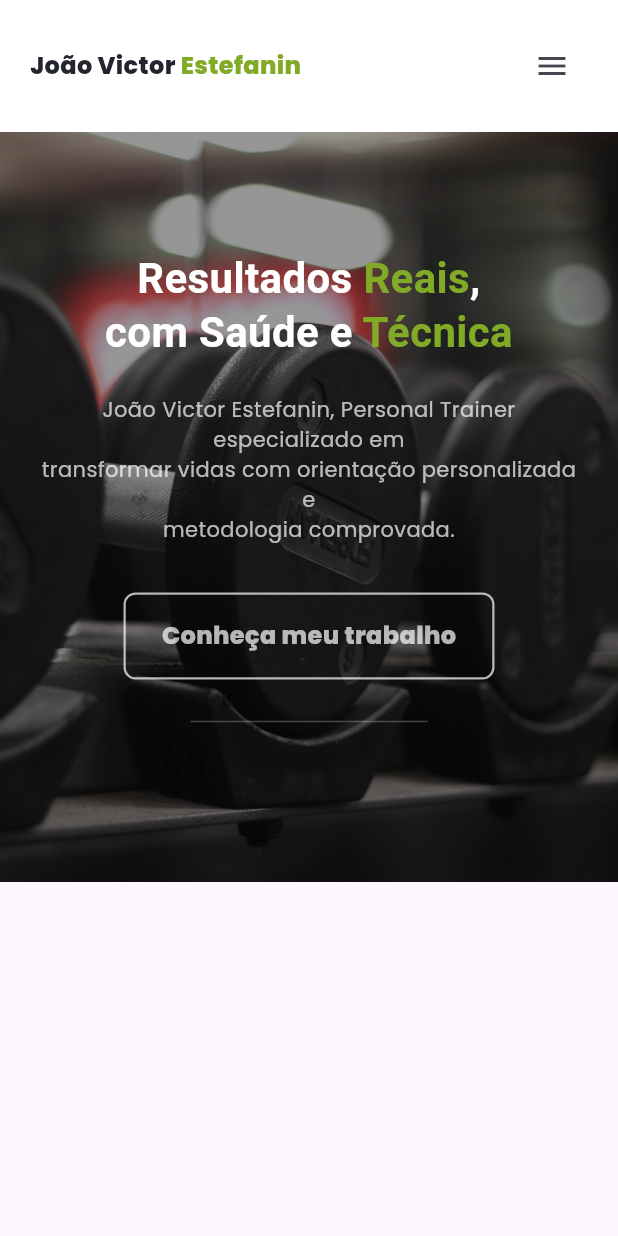
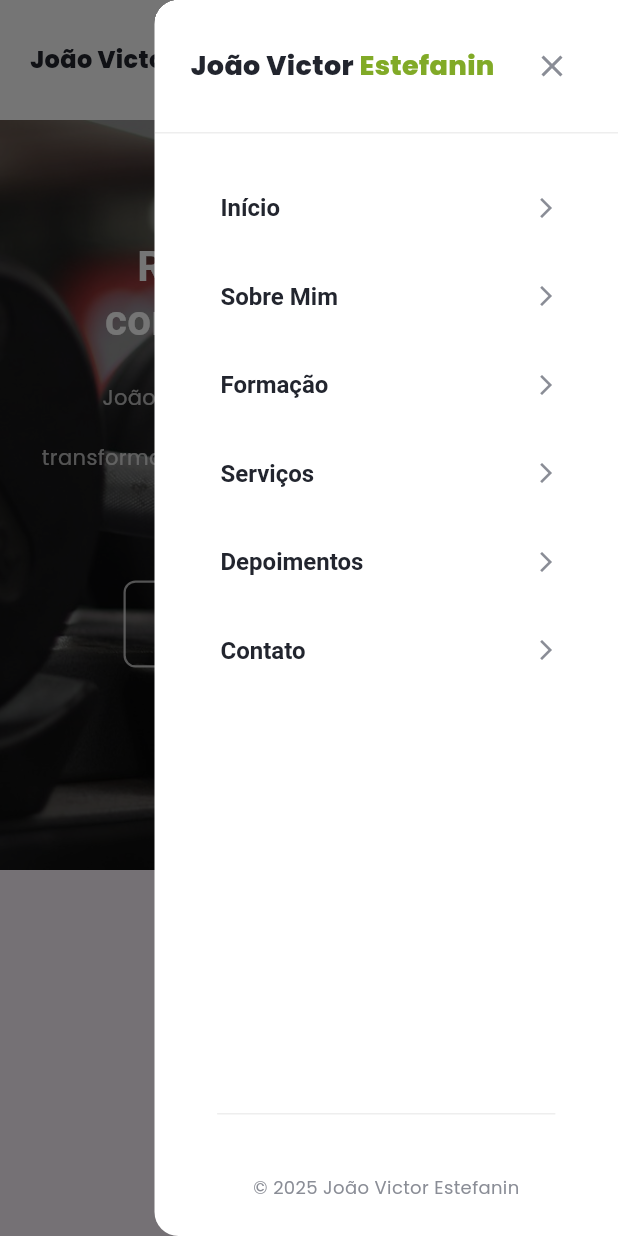
Before and after one commit to joaolima7/joao_estefanin_personal, a Flutter app: the screen it shows after launch, with the side drawer open (before the commit the screen has no drawer), on a phone screen of 412 x 824 dp. Run offline on Flutter 3.47's test engine with Material 3 defaults, Android fonts, the phone set to English and light mode, and no system bars; our stand-ins replace responsive_framework.

Commit message:
add MobileDrawer and MobileMenuItem components; update HomeScreen to include MobileDrawer and refactor Header to use a new menu button with hover effects

```diff
--- /dev/null
+++ b/lib/presentation/components/mobile_drawer.dart
@@ -0,0 +1,195 @@
+import 'package:flutter/material.dart';
+import 'package:personal_trainer/presentation/components/mobile_menu_item.dart';
+import '../../config/appearance/app_colors.dart';
+
+class MobileDrawer extends StatelessWidget {
+  const MobileDrawer({super.key});
+
+  final List<String> menuItems = const [
+    'Início',
+    'Sobre Mim',
+    'Formação',
+    'Serviços',
+    'Depoimentos',
+    'Contato',
+  ];
+
+  @override
+  Widget build(BuildContext context) {
+    return Drawer(
+      backgroundColor: Colors.white,
+      width: MediaQuery.of(context).size.width * 0.75,
+      child: SafeArea(
+        child: Column(
+          children: [
+            _buildDrawerHeader(context),
+            Expanded(
+              child: _buildMenuItems(context),
+            ),
+            _buildDrawerFooter(),
+          ],
+        ),
+      ),
+    );
+  }
+
+  Widget _buildDrawerHeader(BuildContext context) {
+    return Container(
+      padding: const EdgeInsets.all(24),
+      decoration: BoxDecoration(
+        color: Colors.white,
+        border: Border(
+          bottom: BorderSide(
+            color: Colors.grey.shade200,
+            width: 1,
+          ),
+        ),
+      ),
+      child: Row(
+        mainAxisAlignment: MainAxisAlignment.spaceBetween,
+        children: [
+          Row(
+            children: [
+              Text(
+                'João Victor ',
+                style: TextStyle(
+                  fontSize: 18,
+                  color: AppColors.neutralGreyDark,
+                  fontWeight: FontWeight.w800,
+                ),
+              ),
+              Text(
+                'Estefanin',
+                style: TextStyle(
+                  fontSize: 18,
+                  color: AppColors.primary,
+                  fontWeight: FontWeight.w800,
+                ),
+              ),
+            ],
+          ),
+          _CloseButton(
+            onTap: () => Navigator.of(context).pop(),
+          ),
+        ],
+      ),
+    );
+  }
+
+  Widget _buildMenuItems(BuildContext context) {
+    return ListView.builder(
+      padding: const EdgeInsets.symmetric(vertical: 20),
+      itemCount: menuItems.length,
+      itemBuilder: (context, index) {
+        return MobileMenuItem(
+          text: menuItems[index],
+          onTap: () {
+            Navigator.of(context).pop();
+          },
+        );
+      },
+    );
+  }
+
+  Widget _buildDrawerFooter() {
+    return Container(
+      padding: const EdgeInsets.all(24),
+      decoration: BoxDecoration(
+        border: Border(
+          top: BorderSide(
+            color: Colors.grey.shade200,
+            width: 1,
+          ),
+        ),
+      ),
+      child: Column(
+        children: [
+          const SizedBox(height: 16),
+          Text(
+            '© 2025 João Victor Estefanin',
+            style: TextStyle(
+              fontSize: 12,
+              color: AppColors.neutralGreyLight,
+            ),
+          ),
+        ],
+      ),
+    );
+  }
+}
+
+class _CloseButton extends StatefulWidget {
+  final VoidCallback onTap;
+
+  const _CloseButton({required this.onTap});
+
+  @override
+  State<_CloseButton> createState() => _CloseButtonState();
+}
+
+class _CloseButtonState extends State<_CloseButton> with SingleTickerProviderStateMixin {
+  bool _isHovered = false;
+  late AnimationController _animationController;
+  late Animation<double> _rotationAnimation;
+
+  @override
+  void initState() {
+    super.initState();
+    _animationController = AnimationController(
+      duration: const Duration(milliseconds: 200),
+      vsync: this,
+    );
+    _rotationAnimation =
+        Tween<double>(
+          begin: 0.0,
+          end: 0.25,
+        ).animate(
+          CurvedAnimation(
+            parent: _animationController,
+            curve: Curves.easeInOut,
+          ),
+        );
+  }
+
+  @override
+  void dispose() {
+    _animationController.dispose();
+    super.dispose();
+  }
+
+  @override
+  Widget build(BuildContext context) {
+    return GestureDetector(
+      onTap: widget.onTap,
+      onTapDown: (_) => _animationController.forward(),
+      onTapUp: (_) => _animationController.reverse(),
+      onTapCancel: () => _animationController.reverse(),
+      child: MouseRegion(
+        onEnter: (_) => setState(() => _isHovered = true),
+        onExit: (_) => setState(() => _isHovered = false),
+        cursor: SystemMouseCursors.click,
+        child: AnimatedBuilder(
+          animation: _rotationAnimation,
+          builder: (context, child) {
+            return Transform.rotate(
+              angle: _rotationAnimation.value * 2 * 3.14159,
+              child: AnimatedContainer(
+                duration: const Duration(milliseconds: 200),
+                padding: const EdgeInsets.all(8),
+                decoration: BoxDecoration(
+                  color: _isHovered ? AppColors.neutralGreyDark.withAlpha(26) : Colors.transparent,
+                  borderRadius: BorderRadius.circular(6),
+                ),
+                child: Icon(
+                  Icons.close,
+                  size: 24,
+                  color: _isHovered ? AppColors.neutralGreyDark : AppColors.neutralGreyLight,
+                ),
+              ),
+            );
+          },
+        ),
+      ),
+    );
+  }
+}
--- /dev/null
+++ b/lib/presentation/components/mobile_menu_item.dart
@@ -0,0 +1,171 @@
+import 'package:flutter/material.dart';
+import '../../config/appearance/app_colors.dart';
+
+class MobileMenuItem extends StatefulWidget {
+  final String text;
+  final VoidCallback onTap;
+
+  const MobileMenuItem({
+    super.key,
+    required this.text,
+    required this.onTap,
+  });
+
+  @override
+  State<MobileMenuItem> createState() => _MobileMenuItemState();
+}
+
+class _MobileMenuItemState extends State<MobileMenuItem> with SingleTickerProviderStateMixin {
+  bool _isPressed = false;
+  bool _isHovered = false;
+  late AnimationController _animationController;
+  late Animation<double> _scaleAnimation;
+  late Animation<double> _slideAnimation;
+  late Animation<double> _arrowSlideAnimation;
+
+  @override
+  void initState() {
+    super.initState();
+    _animationController = AnimationController(
+      duration: const Duration(milliseconds: 200),
+      vsync: this,
+    );
+    _scaleAnimation =
+        Tween<double>(
+          begin: 1.0,
+          end: 0.98,
+        ).animate(
+          CurvedAnimation(
+            parent: _animationController,
+            curve: Curves.easeInOut,
+          ),
+        );
+    _slideAnimation =
+        Tween<double>(
+          begin: 0.0,
+          end: 8.0,
+        ).animate(
+          CurvedAnimation(
+            parent: _animationController,
+            curve: Curves.easeOutCubic,
+          ),
+        );
+    _arrowSlideAnimation =
+        Tween<double>(
+          begin: 0.0,
+          end: 6.0,
+        ).animate(
+          CurvedAnimation(
+            parent: _animationController,
+            curve: Curves.easeOutCubic,
+          ),
+        );
+  }
+
+  @override
+  void dispose() {
+    _animationController.dispose();
+    super.dispose();
+  }
+
+  void _handleHover(bool isHovered) {
+    setState(() => _isHovered = isHovered);
+    if (isHovered && !_isPressed) {
+      _animationController.forward();
+    } else if (!isHovered && !_isPressed) {
+      _animationController.reverse();
+    }
+  }
+
+  void _handlePress(bool isPressed) {
+    setState(() => _isPressed = isPressed);
+    if (isPressed) {
+      _animationController.forward();
+    } else if (!_isHovered) {
+      _animationController.reverse();
+    }
+  }
+
+  @override
+  Widget build(BuildContext context) {
+    final isActive = _isHovered || _isPressed;
+
+    return MouseRegion(
+      onEnter: (_) => _handleHover(true),
+      onExit: (_) => _handleHover(false),
+      cursor: SystemMouseCursors.click,
+      child: GestureDetector(
+        onTap: widget.onTap,
+        onTapDown: (_) => _handlePress(true),
+        onTapUp: (_) => _handlePress(false),
+        onTapCancel: () => _handlePress(false),
+        child: AnimatedBuilder(
+          animation: _animationController,
+          builder: (context, child) {
+            return Transform.scale(
+              scale: _scaleAnimation.value,
+              child: Container(
+                margin: const EdgeInsets.symmetric(horizontal: 20, vertical: 4),
+                child: AnimatedContainer(
+                  duration: const Duration(milliseconds: 200),
+                  curve: Curves.easeOutCubic,
+                  padding: const EdgeInsets.symmetric(horizontal: 20, vertical: 16),
+                  decoration: BoxDecoration(
+                    color: isActive ? AppColors.primary.withAlpha(26) : Colors.transparent,
+                    borderRadius: BorderRadius.circular(12),
+                    border: Border(
+                      left: BorderSide(
+                        color: isActive ? AppColors.primary : Colors.transparent,
+                        width: 4,
+                      ),
+                    ),
+                    boxShadow: isActive
+                        ? [
+                            BoxShadow(
+                              color: AppColors.primary.withAlpha(26),
+                              blurRadius: 8,
+                              offset: const Offset(0, 2),
+                            ),
+                          ]
+                        : [],
+                  ),
+                  child: Transform.translate(
+                    offset: Offset(_slideAnimation.value, 0),
+                    child: Row(
+                      children: [
+                        Expanded(
+                          child: AnimatedDefaultTextStyle(
+                            duration: const Duration(milliseconds: 200),
+                            style: TextStyle(
+                              fontSize: 16,
+                              fontWeight: isActive ? FontWeight.w700 : FontWeight.w600,
+                              color: isActive ? AppColors.primary : AppColors.neutralGreyDark,
+                              letterSpacing: isActive ? 0.5 : 0,
+                            ),
+                            child: Text(widget.text),
+                          ),
+                        ),
+                        Transform.translate(
+                          offset: Offset(_arrowSlideAnimation.value, 0),
+                          child: AnimatedContainer(
+                            duration: const Duration(milliseconds: 200),
+                            curve: Curves.easeOutCubic,
+                            child: Icon(
+                              Icons.arrow_forward_ios,
+                              size: isActive ? 18 : 16,
+                              color: isActive ? AppColors.primary : AppColors.neutralGreyLight,
+                            ),
+                          ),
+                        ),
+                      ],
+                    ),
+                  ),
+                ),
+              ),
+            );
+          },
+        ),
+      ),
+    );
+  }
+}
--- a/lib/presentation/screens/home_screen.dart
+++ b/lib/presentation/screens/home_screen.dart
@@ -1,4 +1,5 @@
 import 'package:flutter/material.dart';
+import 'package:personal_trainer/presentation/components/mobile_drawer.dart';
 import 'package:personal_trainer/presentation/widgets/header.dart';
 import 'package:personal_trainer/presentation/widgets/hero_banner.dart';
 
@@ -8,6 +9,7 @@ class HomeScreen extends StatelessWidget {
   @override
   Widget build(BuildContext context) {
     return Scaffold(
+      endDrawer: const MobileDrawer(),
       body: Column(
         children: [
           Header(),
--- a/lib/presentation/widgets/header.dart
+++ b/lib/presentation/widgets/header.dart
@@ -22,7 +22,10 @@ class Header extends StatelessWidget {
     final isTablet = ResponsiveBreakpoints.of(context).isTablet;
 
     return Container(
-      padding: EdgeInsets.symmetric(horizontal: (!isMobile && !isTablet) ? 0 : 20, vertical: 20),
+      padding: EdgeInsets.symmetric(
+        horizontal: (!isMobile && !isTablet) ? 0 : 20,
+        vertical: 20,
+      ),
       decoration: BoxDecoration(
         color: Colors.white,
         boxShadow: [
@@ -68,14 +71,81 @@ class Header extends StatelessWidget {
               ],
             )
           else
-            Builder(
-              builder: (context) => IconButton(
-                icon: const Icon(Icons.menu),
-                onPressed: () => Scaffold.of(context).openEndDrawer(),
-              ),
-            ),
+            _MenuButton(),
         ],
       ),
     );
   }
 }
+
+class _MenuButton extends StatefulWidget {
+  @override
+  State<_MenuButton> createState() => _MenuButtonState();
+}
+
+class _MenuButtonState extends State<_MenuButton> with SingleTickerProviderStateMixin {
+  bool _isHovered = false;
+  late AnimationController _animationController;
+  late Animation<double> _scaleAnimation;
+
+  @override
+  void initState() {
+    super.initState();
+    _animationController = AnimationController(
+      duration: const Duration(milliseconds: 150),
+      vsync: this,
+    );
+    _scaleAnimation =
+        Tween<double>(
+          begin: 1.0,
+          end: 0.95,
+        ).animate(
+          CurvedAnimation(
+            parent: _animationController,
+            curve: Curves.easeInOut,
+          ),
+        );
+  }
+
+  @override
+  void dispose() {
+    _animationController.dispose();
+    super.dispose();
+  }
+
+  @override
+  Widget build(BuildContext context) {
+    return GestureDetector(
+      onTap: () => Scaffold.of(context).openEndDrawer(),
+      onTapDown: (_) => _animationController.forward(),
+      onTapUp: (_) => _animationController.reverse(),
+      onTapCancel: () => _animationController.reverse(),
+      child: MouseRegion(
+        onEnter: (_) => setState(() => _isHovered = true),
+        onExit: (_) => setState(() => _isHovered = false),
+        cursor: SystemMouseCursors.click,
+        child: AnimatedBuilder(
+          animation: _scaleAnimation,
+          builder: (context, child) {
+            return Transform.scale(
+              scale: _scaleAnimation.value,
+              child: AnimatedContainer(
+                duration: const Duration(milliseconds: 200),
+                padding: const EdgeInsets.all(8),
+                decoration: BoxDecoration(
+                  color: _isHovered ? AppColors.primary.withAlpha(26) : Colors.transparent,
+                  borderRadius: BorderRadius.circular(6),
+                ),
+                child: Icon(
+                  Icons.menu,
+                  size: 24,
+                  color: _isHovered ? AppColors.primary : AppColors.neutralGreyDark,
+                ),
+              ),
+            );
+          },
+        ),
+      ),
+    );
+  }
+}
```
